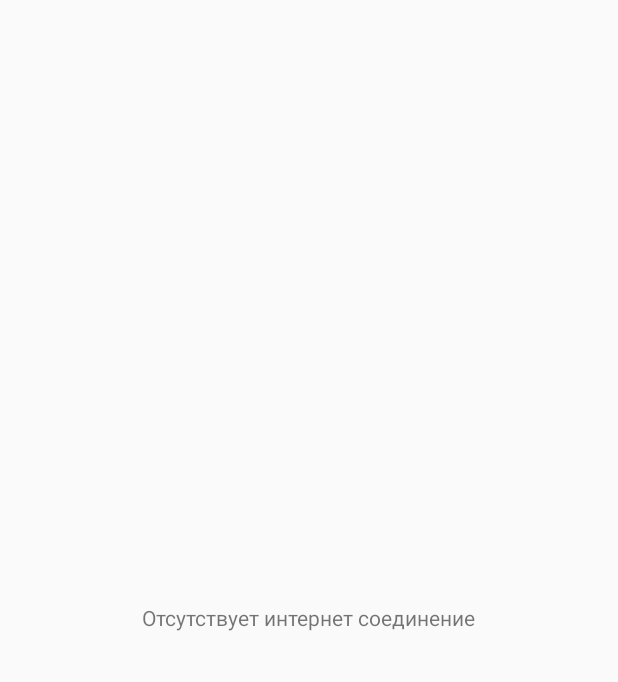
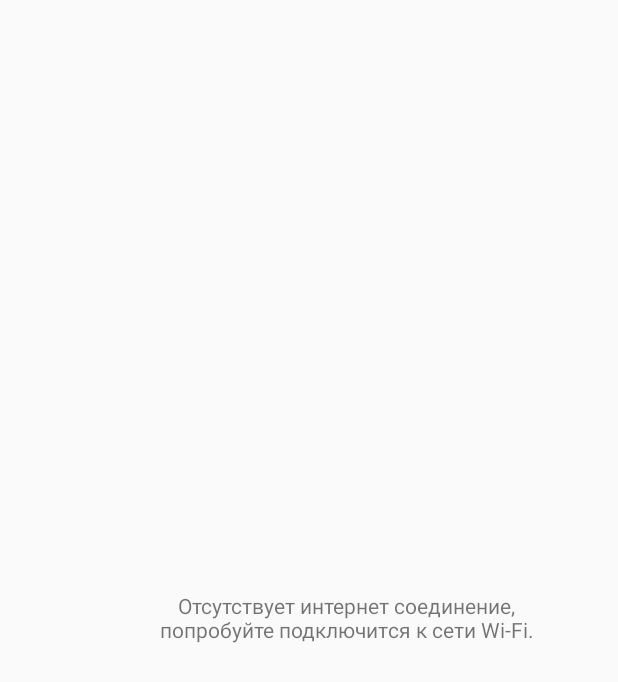
Before and after one commit to iRapoo/xai2, an Android app: the NoInternetActivity screen opened directly, with no data from a screen before it, on a phone screen of 412 x 824 dp. Shown: the top 682 px of the screen. Run offline under Robolectric (Android 15) with nearby library versions, the phone set to English and light mode, and no system bars; network calls fail.

```diff
--- a/app/build.gradle
+++ b/app/build.gradle
@@ -7,8 +7,8 @@ android {
         applicationId "xyz.quenix.xai2"
         minSdkVersion 15
         targetSdkVersion 26
-        versionCode 2
-        versionName "2.0.1.f0"
+        versionCode 3
+        versionName "2.0.1.f1"
         testInstrumentationRunner "android.support.test.runner.AndroidJUnitRunner"
     }
     buildTypes {
--- a/app/src/main/res/layout/activity_no_internet.xml
+++ b/app/src/main/res/layout/activity_no_internet.xml
@@ -8,9 +8,13 @@
 
     <TextView
         android:id="@+id/textView"
-        android:layout_width="wrap_content"
+        android:layout_width="300dp"
         android:layout_height="wrap_content"
-        android:layout_centerHorizontal="true"
+        android:layout_alignParentEnd="true"
+        android:layout_alignParentRight="true"
         android:layout_centerVertical="true"
-        android:text="Отсутствует интернет соединение" />
+        android:layout_marginEnd="31dp"
+        android:layout_marginRight="31dp"
+        android:gravity="center"
+        android:text="@string/ni_text2" />
 </RelativeLayout>
--- a/app/src/main/res/values/strings.xml
+++ b/app/src/main/res/values/strings.xml
@@ -174,6 +174,7 @@
     <string name="no_widget">Извините но в кеше нет расписания ни одной группы.</string>
     <string name="no_group">Чтобы продолжить укажите свою группу/преподавателя выбрав её(его) из списка.</string>
     <string name="ni_text">Нет подключения к интернету.</string>
+    <string name="ni_text2">Отсутствует интернет соединение, попробуйте подключится к сети Wi-Fi.</string>
 
     <string name="vendor">Rapoo © 2015</string>
     <string name="DualcoM">DualcoM™ Software developers</string>
```
Also changed, not shown: app/src/main/java/xyz/quenix/xai2/ControllerActivity.java (+12 -5 lines), app/src/main/java/xyz/quenix/xai2/MyLibs/isInternet.java (+7 -0 lines), 1 other file.
